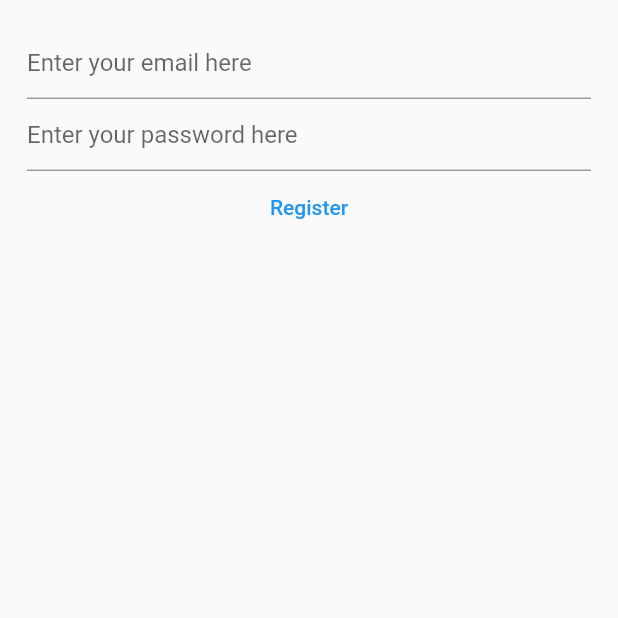
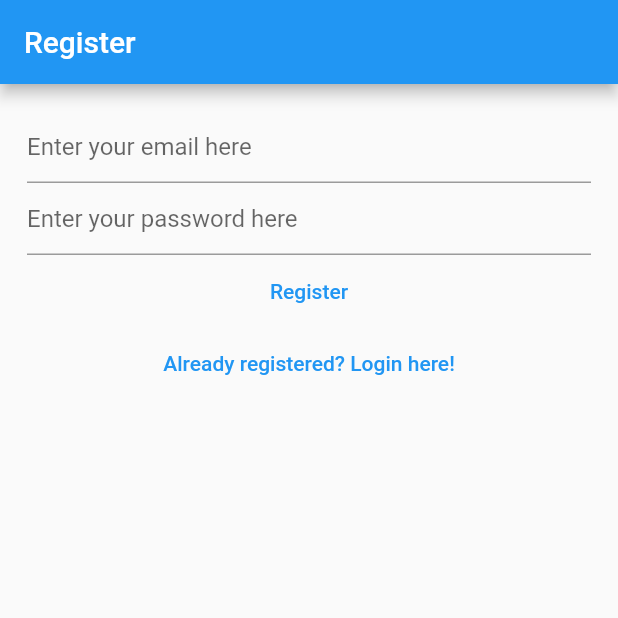
Before and after one commit to oleajan/flutter_tut_mynotes, a Flutter app: the RegisterView screen opened directly, on a phone screen of 412 x 824 dp, the top half of it. Run offline on Flutter 3.47's test engine with Material 2 defaults, Android fonts, the phone set to English and light mode, and no system bars; our stand-ins replace firebase_auth, firebase_core; accounts and stored records are empty.

Commit message:
basic routing

```diff
--- a/lib/views/login_view.dart
+++ b/lib/views/login_view.dart
@@ -1,5 +1,6 @@
 import 'package:firebase_auth/firebase_auth.dart';
 import 'package:flutter/material.dart';
+import 'package:flutter_tut_mynotes/views/register_view.dart';
 
 class LoginView extends StatefulWidget {
   const LoginView({Key? key}) : super(key: key);
@@ -28,9 +29,11 @@ class _LoginViewState extends State<LoginView> {
 
   @override
   Widget build(BuildContext context) {
-    return Center(
+    return Scaffold(
+      appBar: AppBar(title: const Text('Login')),
+      body: Center(
         child: Padding(
-        padding: const EdgeInsets.all(18.0),
+          padding: const EdgeInsets.all(10.0),
           child: Column(
             children: [
               TextField(
@@ -76,7 +79,12 @@ class _LoginViewState extends State<LoginView> {
                 },
                 child: const Text('Login'),
               ),
+              TextButton(onPressed: () {
+                Navigator.of(context).pushNamedAndRemoveUntil('/register/', (route) => false);
+              },
+              child: const Text('Not registered yet? Register Here!'))
             ],
+          ),
         ),
       ),
     );
--- a/lib/views/register_view.dart
+++ b/lib/views/register_view.dart
@@ -27,7 +27,9 @@ class _RegisterViewState extends State<RegisterView> {
 
   @override
   Widget build(BuildContext context) {
-    return Center(
+    return Scaffold(
+      appBar: AppBar(title: const Text('Register'),),
+      body: Center(
         child: Padding(
           padding: const EdgeInsets.all(18.0),
           child: Column(
@@ -64,7 +66,12 @@ class _RegisterViewState extends State<RegisterView> {
                 },
                 child: const Text('Register'),
               ),
+              TextButton(onPressed: () {
+                Navigator.of(context).pushNamedAndRemoveUntil('/login/', (route) => false);
+              },
+              child: const Text('Already registered? Login here!'))
             ],
+          ),
         ),
       ),
     );
--- a/lib/views/verify_email_view.dart
+++ b/lib/views/verify_email_view.dart
@@ -13,7 +13,9 @@ class _VerifyEmailViewState extends State<VerifyEmailView> {
   Widget build(BuildContext context) {
     return Padding(
       padding: const EdgeInsets.all(18.0),
-      child: Center(
+      child: Scaffold(
+        appBar: AppBar(title: const Text('Verify E-Mail')),
+        body: Center(
           child: Column(
           children: [
             const Text('Please verify your email address'),
@@ -26,6 +28,7 @@ class _VerifyEmailViewState extends State<VerifyEmailView> {
             ],
           )
         ),
+      ),
     );
   }
 }
```
Also changed, not shown: lib/main.dart (+17 -18 lines). Lines whose indentation alone changed are shown as unchanged.
